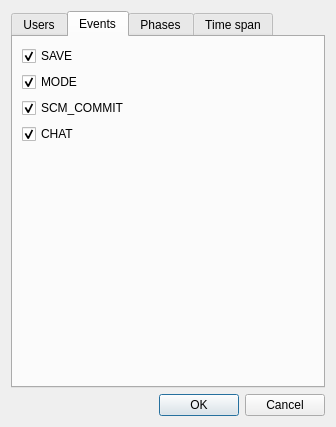
congchenutd/teamradar, file RequestEventsDlg.ui: the form before one commit.
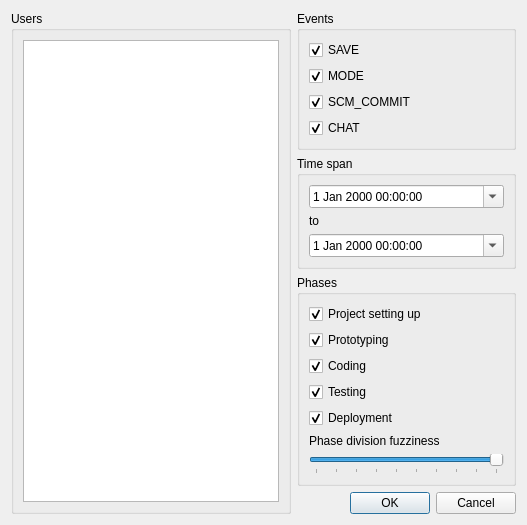
The form after the commit. The open tabs and pages were chosen to show the change.

The edit to the form file:
```diff
--- a/RequestEventsDlg.ui
+++ b/RequestEventsDlg.ui
@@ -6,23 +6,19 @@
    <rect>
     <x>0</x>
     <y>0</y>
-    <width>336</width>
-    <height>427</height>
+    <width>527</width>
+    <height>498</height>
    </rect>
   </property>
   <property name="windowTitle">
    <string>Download Events</string>
   </property>
-  <layout class="QVBoxLayout" name="verticalLayout_2">
-   <item>
-    <widget class="QTabWidget" name="tabWidget">
-     <property name="currentIndex">
-      <number>0</number>
-     </property>
-     <widget class="QWidget" name="tabUsers">
-      <attribute name="title">
+  <layout class="QGridLayout" name="gridLayout">
+   <item row="0" column="0" rowspan="5">
+    <widget class="QGroupBox" name="groupBox">
+     <property name="title">
        <string>Users</string>
-      </attribute>
+     </property>
       <layout class="QHBoxLayout" name="horizontalLayout">
        <item>
         <widget class="QTableView" name="tvUsers">
@@ -36,11 +32,13 @@
        </item>
       </layout>
      </widget>
-     <widget class="QWidget" name="tabEvents">
-      <attribute name="title">
+   </item>
+   <item row="0" column="1">
+    <widget class="QGroupBox" name="groupBox_2">
+     <property name="title">
        <string>Events</string>
-      </attribute>
-      <layout class="QVBoxLayout" name="verticalLayout_4">
+     </property>
+     <layout class="QVBoxLayout" name="verticalLayout_2">
        <item>
         <widget class="QCheckBox" name="checkSave">
          <property name="text">
@@ -81,36 +79,15 @@
          </property>
         </widget>
        </item>
-       <item>
-        <spacer name="verticalSpacer_3">
-         <property name="orientation">
-          <enum>Qt::Vertical</enum>
-         </property>
-         <property name="sizeHint" stdset="0">
-          <size>
-           <width>20</width>
-           <height>229</height>
-          </size>
-         </property>
-        </spacer>
-       </item>
-      </layout>
-     </widget>
-     <widget class="QWidget" name="tabPhases">
-      <attribute name="title">
-       <string>Phases</string>
-      </attribute>
-      <layout class="QHBoxLayout" name="horizontalLayout_3">
-       <item>
-        <widget class="QTableView" name="tvPhases"/>
-       </item>
-      </layout>
-     </widget>
-     <widget class="QWidget" name="tabTimeSpan">
-      <attribute name="title">
+     </layout>
+    </widget>
+   </item>
+   <item row="1" column="1">
+    <widget class="QGroupBox" name="groupBox_4">
+     <property name="title">
        <string>Time span</string>
-      </attribute>
-      <layout class="QVBoxLayout" name="verticalLayout">
+     </property>
+     <layout class="QVBoxLayout" name="verticalLayout_6">
        <item>
         <widget class="QDateTimeEdit" name="dtStart">
          <property name="sizePolicy">
@@ -150,7 +127,98 @@
          </property>
         </widget>
        </item>
+     </layout>
+    </widget>
+   </item>
+   <item row="2" column="1">
+    <widget class="QGroupBox" name="groupBox_3">
+     <property name="title">
+      <string>Phases</string>
+     </property>
+     <layout class="QVBoxLayout" name="verticalLayout">
        <item>
+       <widget class="QCheckBox" name="checkProject">
+        <property name="text">
+         <string>Project setting up</string>
+        </property>
+        <property name="checked">
+         <bool>true</bool>
+        </property>
+       </widget>
+      </item>
+      <item>
+       <widget class="QCheckBox" name="checkPrototyping">
+        <property name="text">
+         <string>Prototyping</string>
+        </property>
+        <property name="checked">
+         <bool>true</bool>
+        </property>
+       </widget>
+      </item>
+      <item>
+       <widget class="QCheckBox" name="checkCoding">
+        <property name="text">
+         <string>Coding</string>
+        </property>
+        <property name="checked">
+         <bool>true</bool>
+        </property>
+       </widget>
+      </item>
+      <item>
+       <widget class="QCheckBox" name="checkTesting">
+        <property name="text">
+         <string>Testing</string>
+        </property>
+        <property name="checked">
+         <bool>true</bool>
+        </property>
+       </widget>
+      </item>
+      <item>
+       <widget class="QCheckBox" name="checkDeployment">
+        <property name="text">
+         <string>Deployment</string>
+        </property>
+        <property name="checked">
+         <bool>true</bool>
+        </property>
+       </widget>
+      </item>
+      <item>
+       <widget class="QLabel" name="labelFuzziness">
+        <property name="text">
+         <string>Phase division fuzziness</string>
+        </property>
+       </widget>
+      </item>
+      <item>
+       <widget class="QSlider" name="sliderFuzziness">
+        <property name="minimum">
+         <number>1</number>
+        </property>
+        <property name="maximum">
+         <number>10</number>
+        </property>
+        <property name="value">
+         <number>10</number>
+        </property>
+        <property name="orientation">
+         <enum>Qt::Horizontal</enum>
+        </property>
+        <property name="tickPosition">
+         <enum>QSlider::TicksBelow</enum>
+        </property>
+        <property name="tickInterval">
+         <number>1</number>
+        </property>
+       </widget>
+      </item>
+     </layout>
+    </widget>
+   </item>
+   <item row="3" column="1">
         <spacer name="verticalSpacer">
          <property name="orientation">
           <enum>Qt::Vertical</enum>
@@ -163,11 +231,7 @@
          </property>
         </spacer>
        </item>
-      </layout>
-     </widget>
-    </widget>
-   </item>
-   <item>
+   <item row="4" column="1">
     <widget class="QDialogButtonBox" name="buttonBox">
      <property name="standardButtons">
       <set>QDialogButtonBox::Cancel|QDialogButtonBox::Ok</set>
```
Lines whose indentation alone changed are shown as unchanged.
